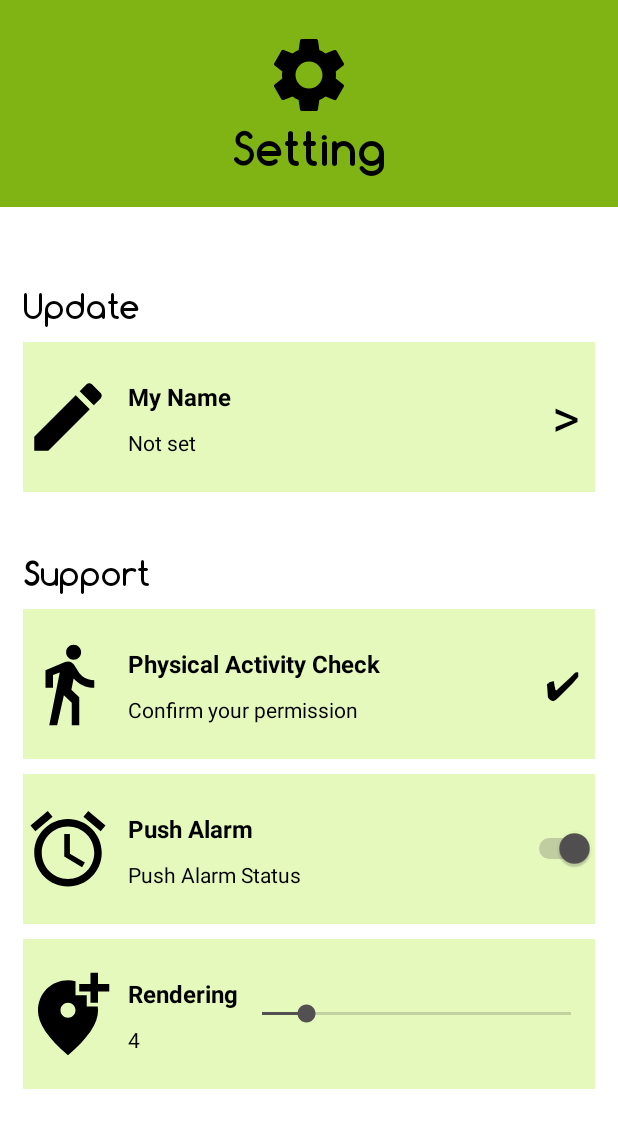
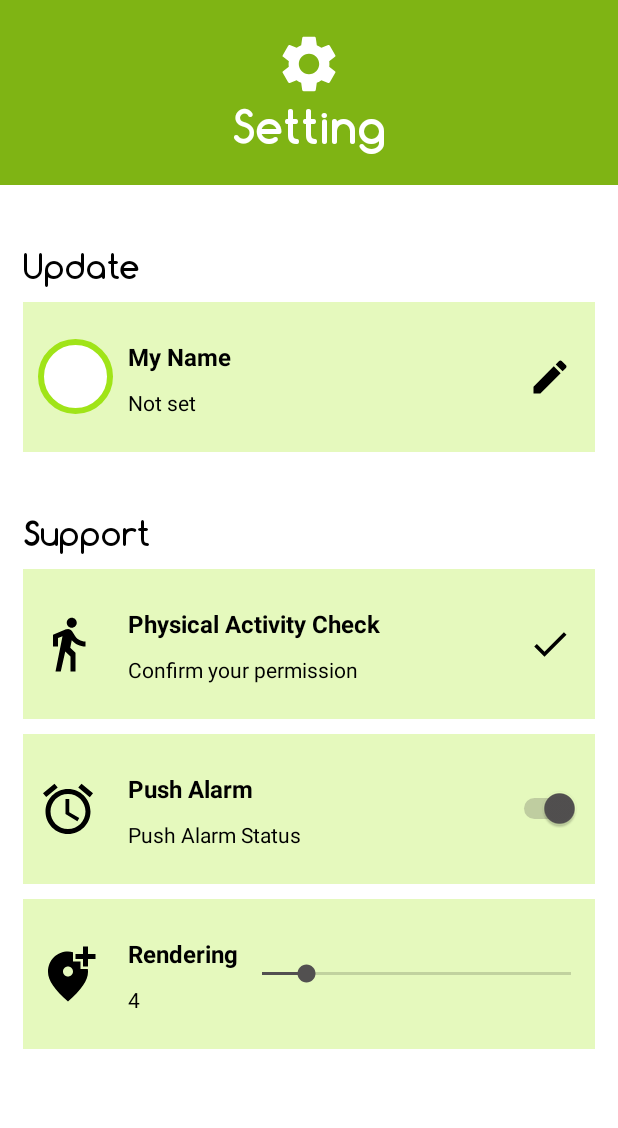
Before and after one commit to Setana-GDSCUOS/treenity-android, an Android app: the layout mypage_settings_activity_main.xml on its own in the app's theme, with its tools: preview values and no code run, on a phone screen of 412 x 824 dp. Shown: the top 1128 px of the screen. Run offline under Robolectric (Android 15) with nearby library versions, the phone set to English and light mode, and no system bars; network calls fail.

Commit message:
update ui

```diff
--- a/app/src/main/java/com/setana/treenity/ui/purchase/PurchaseActivity.kt
+++ b/app/src/main/java/com/setana/treenity/ui/purchase/PurchaseActivity.kt
@@ -2,6 +2,7 @@ package com.setana.treenity.ui.purchase
 
 import android.content.Intent
 import android.os.Bundle
+import android.text.method.ScrollingMovementMethod
 import android.view.View
 import android.widget.FrameLayout
 import android.widget.Toast
@@ -81,7 +82,7 @@ class PurchaseActivity : AppCompatActivity() {
                             val confirmBuilder = AlertDialog.Builder(this)
                             confirmBuilder.setIcon(R.drawable.store_tree_icon)    // 제목 아이콘
                             confirmBuilder.setTitle("Purchase Succeed!")    // 제목
-                            confirmBuilder.setView(layoutInflater.inflate(R.layout.confirm_dialog, null))
+
                             confirmBuilder.setPositiveButton("OK"){_,_ ->
                             }
                             confirmBuilder.show()
@@ -105,6 +106,8 @@ class PurchaseActivity : AppCompatActivity() {
             }
             builder.show()
         }
+
+        storeConfirmationMainBinding.description.movementMethod = ScrollingMovementMethod()
     }
 
     private fun setupViewBinding() {
--- a/app/src/main/java/com/setana/treenity/ui/store/StoreActivity.kt
+++ b/app/src/main/java/com/setana/treenity/ui/store/StoreActivity.kt
@@ -138,7 +138,7 @@ class StoreActivity : AppCompatActivity() {
             storeAdapter.itemList = seedList
 
             storeActivityMainBinding.apply { // Water item must be bound separately because it is not in horizontal recyclerview
-                (water.cost.toString() + " P").also { bucketPrice.text = it }
+                (water.cost.toString() + "P").also { bucketPrice.text = it }
                 bucketImage.load(water.imagePath)
             }
             storeActivityMainBinding.water.visibility = View.VISIBLE
--- a/app/src/main/res/drawable-v24/store_custom_big_box.xml
+++ b/app/src/main/res/drawable-v24/store_custom_big_box.xml
@@ -2,7 +2,6 @@
 <shape xmlns:android="http://schemas.android.com/apk/res/android"
     android:shape="rectangle">
 
-    <solid android:color="#E8EAE7" />
     <corners
         android:bottomLeftRadius="18dp"
         android:bottomRightRadius="18dp" />
--- a/app/src/main/res/drawable-v24/store_custom_small_box.xml
+++ b/app/src/main/res/drawable-v24/store_custom_small_box.xml
@@ -7,8 +7,5 @@
     <size
         android:width="350dp"
         android:height="50dp" />
-    <stroke
-        android:width="1dp"
-        android:color="@color/black" />
 
 </shape>
--- /dev/null
+++ b/app/src/main/res/drawable/ic_baseline_check_24.xml
@@ -0,0 +1,10 @@
+<vector xmlns:android="http://schemas.android.com/apk/res/android"
+    android:width="24dp"
+    android:height="24dp"
+    android:viewportWidth="24"
+    android:viewportHeight="24"
+    android:tint="?attr/colorControlNormal">
+  <path
+      android:fillColor="@android:color/white"
+      android:pathData="M9,16.17L4.83,12l-1.42,1.41L9,19 21,7l-1.41,-1.41z"/>
+</vector>
--- a/app/src/main/res/layout/ar_seed_item.xml
+++ b/app/src/main/res/layout/ar_seed_item.xml
@@ -37,7 +37,7 @@
             android:text="itemName"
             android:textAlignment="center"
             android:layout_gravity="center"
-            android:fontFamily="@font/comfortaa_bold"
+            android:fontFamily="@font/treenityfont"
             android:textColor="@color/white"
             android:textSize="18sp"
             app:layout_constraintTop_toBottomOf="@id/itemImage"
@@ -53,7 +53,7 @@
             android:text="itemCount"
             android:textAlignment="center"
             android:layout_gravity="center"
-            android:fontFamily="@font/comfortaabold"
+            android:fontFamily="@font/treenityfont"
             android:textSize="18sp"
             app:layout_constraintTop_toBottomOf="@id/itemName"
             app:layout_constraintLeft_toLeftOf="parent"
--- a/app/src/main/res/layout/mypage_settings_activity_main.xml
+++ b/app/src/main/res/layout/mypage_settings_activity_main.xml
@@ -41,9 +41,11 @@
         android:layout_width="match_parent"
         android:layout_height="match_parent">
 
-        <FrameLayout
+        <LinearLayout
             android:layout_width="match_parent"
-            android:layout_height="wrap_content">
+            android:layout_height="match_parent"
+            android:orientation="vertical">
+
 
             <LinearLayout
                 android:layout_width="match_parent"
@@ -52,12 +54,12 @@
                 android:orientation="vertical">
 
                 <TextView
-                    android:layout_width="60dp"
-                    android:layout_height="60dp"
+                    android:layout_width="45dp"
+                    android:layout_height="45dp"
                     android:layout_gravity="center"
                     android:layout_marginTop="20dp"
                     android:background="@drawable/ic_baseline_settings_24"
-                    android:backgroundTint="@color/black" />
+                    android:backgroundTint="@color/white" />
 
                 <TextView
                     android:layout_width="wrap_content"
@@ -66,7 +68,7 @@
                     android:fontFamily="@font/comfortaabold"
                     android:paddingBottom="20dp"
                     android:text="Setting"
-                    android:textColor="@color/black"
+                    android:textColor="@color/white"
                     android:textSize="30sp" />
 
             </LinearLayout>
@@ -74,14 +76,13 @@
             <LinearLayout
                 android:layout_width="match_parent"
                 android:layout_height="wrap_content"
-                android:layout_marginTop="140dp"
                 android:orientation="vertical"
                 android:paddingHorizontal="15dp">
 
                 <TextView
                     android:layout_width="wrap_content"
                     android:layout_height="wrap_content"
-                    android:layout_marginTop="50dp"
+                    android:layout_marginTop="40dp"
                     android:fontFamily="@font/comfortaabold"
                     android:text="Update"
                     android:textColor="@color/black"
@@ -92,14 +93,20 @@
                     android:layout_height="100dp"
                     android:layout_marginTop="10dp"
                     android:background="@color/colorPrimaryLight"
+                    android:paddingStart="10dp"
                     android:orientation="horizontal">
 
                     <ImageView
-                        android:layout_width="60dp"
-                        android:layout_height="match_parent"
-                        android:scaleType="fitCenter"
-                        app:srcCompat="@drawable/ic_baseline_edit_24"
-                        app:tint="@color/black" />
+                        android:id="@+id/userprofile"
+
+                        android:layout_width="50dp"
+                        android:layout_height="50dp"
+                        android:layout_gravity="center"
+                        android:background="@xml/loading_registration_imageview_bg"
+                        android:paddingHorizontal="10dp"
+                        android:paddingStart="10dp"
+                        android:scaleType="centerCrop" />
+
 
                     <LinearLayout
                         android:layout_width="100dp"
@@ -125,16 +132,19 @@
                             android:textColor="@color/black" />
                     </LinearLayout>
 
-                    <TextView
+                    <View
+                        android:layout_width="0dp"
+                        android:layout_height="0dp"
+                        android:layout_weight="1" />
+
+                    <ImageView
                         android:id="@+id/name_Dialog"
-
-                        android:layout_width="match_parent"
+                        android:layout_width="60dp"
                         android:layout_height="match_parent"
-                        android:gravity="center|end"
-                        android:paddingEnd="10dp"
-                        android:text=">"
-                        android:textColor="@color/black"
-                        android:textSize="35sp" />
+                        android:padding="15dp"
+                        android:scaleType="fitCenter"
+                        app:srcCompat="@drawable/ic_baseline_edit_24"
+                        app:tint="@color/black" />
 
                 </LinearLayout>
 
@@ -159,6 +169,7 @@
                         android:layout_width="60dp"
                         android:layout_height="match_parent"
                         app:srcCompat="@drawable/ic_baseline_directions_walk_24"
+                        android:paddingHorizontal="10dp"
                         app:tint="@color/black" />
 
                     <LinearLayout
@@ -184,16 +195,20 @@
                             android:textColor="@color/black" />
                     </LinearLayout>
 
-                    <TextView
+                    <View
+                        android:layout_width="0dp"
+                        android:layout_height="0dp"
+                        android:layout_weight="1" />
+
+                    <ImageView
                         android:id="@+id/physicalActivityPermissionCheck"
 
-                        android:layout_width="match_parent"
+                        android:layout_width="60dp"
                         android:layout_height="match_parent"
-                        android:gravity="center|end"
-                        android:paddingEnd="10dp"
-                        android:text="✔"
-                        android:textColor="@color/black"
-                        android:textSize="25sp" />
+                        android:padding="15dp"
+                        android:scaleType="fitCenter"
+                        app:srcCompat="@drawable/ic_baseline_check_24"
+                        app:tint="@color/black" />
 
                 </LinearLayout>
 
@@ -209,6 +224,7 @@
                         android:layout_width="60dp"
                         android:layout_height="match_parent"
                         app:srcCompat="@drawable/ic_baseline_alarm_24"
+                        android:paddingHorizontal="10dp"
                         app:tint="@color/black" />
 
                     <LinearLayout
@@ -239,6 +255,7 @@
 
                         android:layout_width="match_parent"
                         android:layout_height="wrap_content"
+                        android:paddingEnd="10dp"
                         android:layout_gravity="center"
                         android:checked="true"
                         android:gravity="center" />
@@ -258,6 +275,7 @@
                         android:layout_width="60dp"
                         android:layout_height="match_parent"
                         app:srcCompat="@drawable/ic_baseline_add_location_alt_24"
+                        android:paddingHorizontal="10dp"
                         app:tint="@color/black" />
 
                     <LinearLayout
@@ -299,6 +317,7 @@
                 </LinearLayout>
 
             </LinearLayout>
-        </FrameLayout>
+
+        </LinearLayout>
     </ScrollView>
 </LinearLayout>
```
Also changed, not shown: app/src/main/java/com/setana/treenity/ui/settings/SettingsActivity.kt (+18 -0 lines), app/src/main/res/layout/mypage_activity_main.xml (+9 -4 lines), app/src/main/res/layout/mypage_treelist_activity_main.xml (+5 -2 lines), app/src/main/res/layout/store_activity_main.xml (+4 -4 lines), app/src/main/res/layout/store_confirmation_main.xml (+54 -32 lines).
